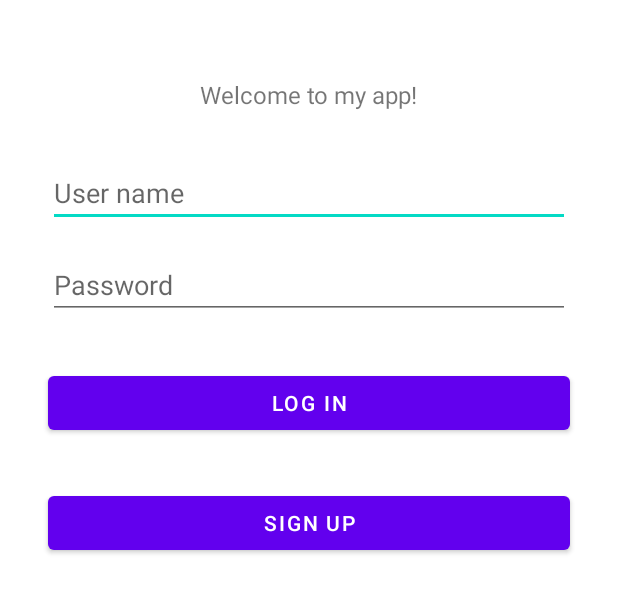
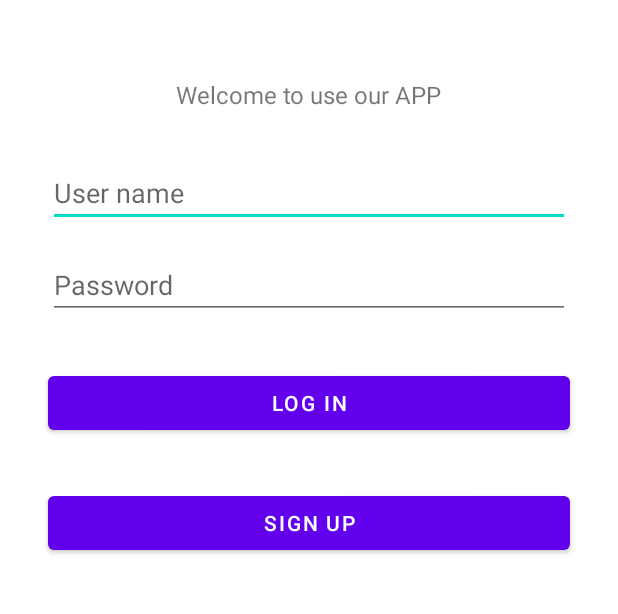
Before and after one commit to Khang-Truong/F21G1_CalorieCalculator, an Android app: the screen it shows after launch (MainActivity), on a phone screen of 412 x 824 dp, the part 271-885 px from its top. Run offline under Robolectric (Android 15) with nearby library versions, the phone set to English and light mode, and no system bars.

Commit message:
delete signIn variable and change text in textViewWelcome

```diff
--- a/app/src/main/java/com/example/f21g1_caloriecalculator/MainActivity.java
+++ b/app/src/main/java/com/example/f21g1_caloriecalculator/MainActivity.java
@@ -20,8 +20,6 @@ public class MainActivity extends AppCompatActivity {
     Button btnLogIn, btnSignUp;
     DBHelper DB;
     SharedPreferences sharedpreferences;
-    TextView textViewWelcome;
-    Boolean signIn;
 
     @Override
     protected void onCreate(Bundle savedInstanceState) {
@@ -34,19 +32,6 @@ public class MainActivity extends AppCompatActivity {
         btnSignUp=findViewById(R.id.btnSignUp);
         DB=new DBHelper(MainActivity.this);
         sharedpreferences = getSharedPreferences("MyPREFERENCES", Context.MODE_PRIVATE);
-
-//        DB.reCreateDatabase();
-//        DB.updateExercise("1", "James");
-//        try {
-//            signIn = sharedpreferences.getBoolean("SignIn", false);
-//        } catch (Exception e) {
-//            signIn = false;
-//        }
-//
-//        if (signIn == true) {
-//            textViewWelcome = findViewById(R.id.textViewWelcome);
-//            textViewWelcome.setText(String.format("Welcome to use our APP"));
-//        }
 
         btnLogIn.setOnClickListener((View v)->{
             String name=editName.getText().toString();
@@ -70,7 +55,6 @@ public class MainActivity extends AppCompatActivity {
                         editor.putString("Name", name);
                         editor.putString("Password", pas);
                         editor.putInt("UserId", userId);
-//                        editor.putBoolean("SignIn", true);
                         editor.commit();
 
                         if(DB.getTDEE(userId)==null){ //this is a new user
--- a/app/src/main/java/com/example/f21g1_caloriecalculator/RecommendationsPage.java
+++ b/app/src/main/java/com/example/f21g1_caloriecalculator/RecommendationsPage.java
@@ -21,7 +21,7 @@ public class RecommendationsPage extends AppCompatActivity {
     RadioGroup radioGroup;
     DBHelper db;
     SharedPreferences sharedPreferences;
-    String TDEE;
+    String TDEE; //means Total Daily Energy Expenditure
     double bmr, weightDouble, heightDouble, ageDouble, sedentary, lightActive, moderateActive, veryActive, extraActive;
     DecimalFormat df;
 
--- a/app/src/main/res/values/strings.xml
+++ b/app/src/main/res/values/strings.xml
@@ -1,7 +1,7 @@
 <resources>
     <string name="app_name">F21G1_CalorieCalculator</string>
     <string name="txtViewTitleText">Calorie Calculator</string>
-    <string name="textViewWelcomeText">Welcome to my app!</string>
+    <string name="textViewWelcomeText">Welcome to use our APP</string>
     <string name="btnSignUpText">Sign Up</string>
     <string name="btnLogInText">Log In</string>
     <string name="editTextNameHint">User name</string>
```
